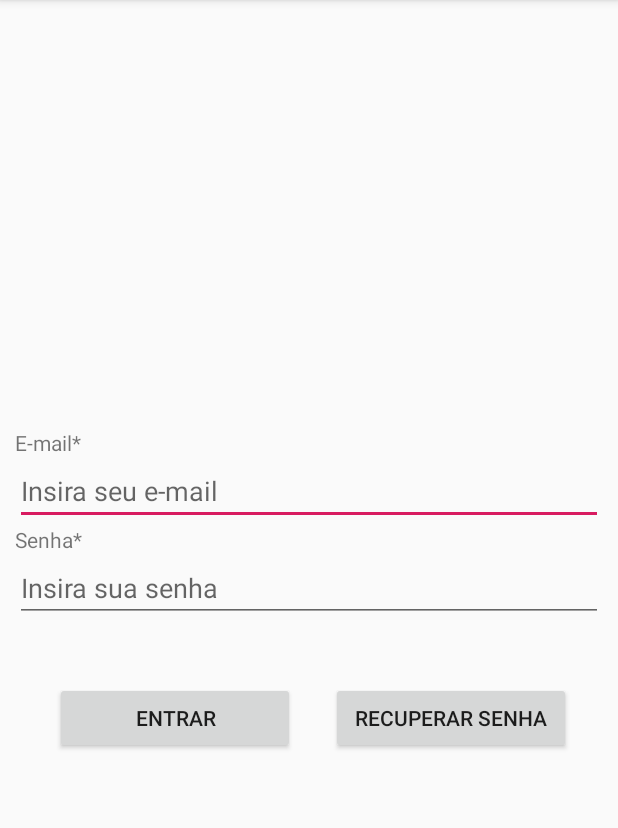
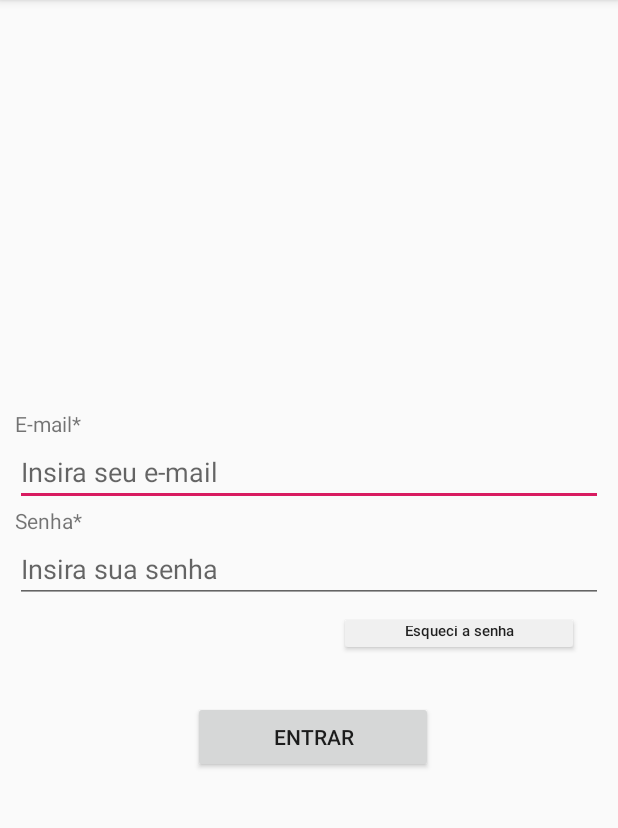
Before and after one commit to Bthais/ProjetoAppCuriai, an Android app: the screen it shows after launch (LoginEmailActivity), after a tap on "ENTRE", on a phone screen of 412 x 824 dp, the part 84-912 px from its top. Run offline under Robolectric (Android 15) with nearby library versions, the phone set to English and light mode, and no system bars; our stand-ins replace Firebase (no records; nobody signed in at launch, a user with empty details on screens opened directly); 1 statement that could not run was skipped.

Commit message:
Consertos na tela de cadastro e login e implementação do botão de recuperação de senha

```diff
--- a/app/src/main/AndroidManifest.xml
+++ b/app/src/main/AndroidManifest.xml
@@ -13,6 +13,8 @@
         <activity android:name=".CadastrarActivity" />
         <activity android:name=".LoginEmailActivity" />
         <activity android:name=".Perfil_activity" />
+        <activity android:name=".MainActivityLogado"
+            android:theme="@style/AppTheme.NoActionBar"/>
         <activity
             android:name=".MainActivity"
             android:label="@string/app_name"
--- a/app/src/main/java/com/example/projetoappcuriai/MainActivity.java
+++ b/app/src/main/java/com/example/projetoappcuriai/MainActivity.java
@@ -2,6 +2,7 @@ package com.example.projetoappcuriai;
 
 import android.content.Intent;
 import android.os.Bundle;
+import android.support.annotation.NonNull;
 import android.support.design.widget.FloatingActionButton;
 import android.support.design.widget.Snackbar;
 import android.view.View;
@@ -14,13 +15,19 @@ import android.support.v7.widget.Toolbar;
 import android.view.Menu;
 import android.view.MenuItem;
 import android.widget.Button;
+import android.widget.Toast;
 
 import com.google.firebase.auth.FirebaseAuth;
+import com.google.firebase.auth.FirebaseUser;
 
 public class MainActivity extends AppCompatActivity
         implements NavigationView.OnNavigationItemSelectedListener, View.OnClickListener {
 
     private Button button_login, button_cadastrar;
+    private FirebaseAuth auth;
+    private FirebaseUser user;
+
+    private  FirebaseAuth.AuthStateListener authStateListener;
 
 
     @Override
@@ -45,6 +52,34 @@ public class MainActivity extends AppCompatActivity
 
         button_login.setOnClickListener(this);
         button_cadastrar.setOnClickListener(this);
+
+        auth = FirebaseAuth.getInstance();
+
+        estadoAutenticacao();
+    }
+
+    private void estadoAutenticacao(){
+
+        authStateListener = new FirebaseAuth.AuthStateListener() {
+            @Override
+            public void onAuthStateChanged(@NonNull FirebaseAuth firebaseAuth) {
+
+                FirebaseUser user = firebaseAuth.getCurrentUser();
+
+                if(user!=null){
+
+                    Toast.makeText(getBaseContext(),"usuario" + user.getEmail() + "está logado" , Toast.LENGTH_LONG).show();
+
+                    //aqui posso colocar o que o usuario pode fazer se ele estiver logado
+                }else{
+
+                    Toast.makeText(getBaseContext(),"usuario" + "Não está logado" , Toast.LENGTH_LONG).show();
+
+                }
+
+
+            }
+        };
     }
 
     @Override
@@ -88,11 +123,8 @@ public class MainActivity extends AppCompatActivity
         if (id == R.id.nav_home) {
             Intent intent = new Intent(this, MainActivity.class);
             startActivity(intent);
-        } else if (id == R.id.nav_perfil) {
-            Intent intent = new Intent(this, Perfil_activity.class);
-            startActivity(intent);
 
-        } else if (id == R.id.nav_eventos) {
+        } else if (id == R.id.nav_categorias) {
 
         } else if (id == R.id.nav_explorar) {
 
@@ -105,11 +137,13 @@ public class MainActivity extends AppCompatActivity
         } else if (id == R.id.nav_privacidade) {
 
 
-        } else if (id == R.id.nav_sair) {
+        }
+        else if (id == R.id.nav_sair) {
 
             FirebaseAuth.getInstance().signOut();
             finish();
         }
+
 
         DrawerLayout drawer = (DrawerLayout) findViewById(R.id.drawer_layout);
         drawer.closeDrawer(GravityCompat.START);
@@ -123,7 +157,20 @@ public class MainActivity extends AppCompatActivity
 
             case R.id.button_Login:
 
-                startActivity(new Intent(this, LoginEmailActivity.class));
+                user = auth.getCurrentUser();
+
+
+
+                if(user == null){
+
+                    startActivity(new Intent(this, LoginEmailActivity.class));
+
+
+                }else{
+
+                    startActivity(new Intent(this, MainActivityLogado.class));
+                    finish();
+                }
 
                 break;
 
@@ -134,5 +181,23 @@ public class MainActivity extends AppCompatActivity
                 break;
         }
 
+
+    }
+
+    @Override
+    protected void onStart() {
+        super.onStart();
+
+        auth.addAuthStateListener(authStateListener);
+    }
+
+    @Override
+    protected void onStop() {
+        super.onStop();
+
+        if (authStateListener != null){
+
+            auth.removeAuthStateListener(authStateListener);
+        }
     }
 }
--- a/app/src/main/res/layout/activity_loginemail.xml
+++ b/app/src/main/res/layout/activity_loginemail.xml
@@ -4,10 +4,20 @@
     android:layout_height="match_parent"
     xmlns:tools="http://schemas.android.com/tools"
     android:orientation="vertical"
-    android:padding="10dp"
-    android:gravity="center">
+    tools:context=".LoginEmailActivity">
+
+<ScrollView
+    android:layout_width="match_parent"
+    android:layout_height="match_parent">
 
 
+    <LinearLayout
+        android:layout_width="match_parent"
+        android:layout_height="match_parent"
+        android:orientation="vertical"
+        android:padding="10dp"
+        android:layout_gravity="center"
+        android:gravity="center">
 
     <TextView
         android:layout_width="match_parent"
@@ -34,6 +44,19 @@
         android:inputType="textPassword"
         android:hint="Insira sua senha"/>
 
+    <Button
+        android:id="@+id/button_Recuperar"
+        android:layout_width="160dp"
+        android:layout_height="30dp"
+        android:layout_marginTop="5dp"
+        android:layout_marginLeft="100dp"
+        android:layout_marginStart="100dp"
+        android:backgroundTint="#f0f0f0"
+        android:elevation="@android:dimen/thumbnail_height"
+        android:text="@string/recuperar"
+        android:textIsSelectable="true"
+        android:textSize="10sp" />
+
     <LinearLayout
         android:layout_width="match_parent"
         android:layout_height="wrap_content"
@@ -50,28 +73,21 @@
         android:id="@+id/button_EntrarLogin"
         android:layout_width="160dp"
         android:layout_height="wrap_content"
-        android:layout_marginTop="20dp"
+        android:layout_marginTop="10dp"
         android:layout_marginLeft="8dp"
         android:text="@string/entrar" />
 
-        <View
-            android:layout_width="15dp"
-            android:layout_height="1dp"
-            android:layout_weight="1"/>
 
-    <Button
-        android:id="@+id/button_Recuperar"
-        android:layout_width="160dp"
-        android:layout_height="wrap_content"
-        android:layout_marginTop="20dp"
-        android:text="@string/recuperar" />
 
         <View
             android:layout_width="2dp"
             android:layout_height="1dp"
             android:layout_weight="1"/>
 
+
+</LinearLayout>
     </LinearLayout>
 
+</ScrollView>
 
 </LinearLayout>
--- a/app/src/main/res/layout/content_main.xml
+++ b/app/src/main/res/layout/content_main.xml
@@ -6,4 +6,8 @@
     android:layout_height="match_parent"
     app:layout_behavior="@string/appbar_scrolling_view_behavior"
     tools:context=".MainActivity"
-    tools:showIn="@layout/app_bar_main"/>
+    tools:showIn="@layout/app_bar_main">
+
+
+
+    </LinearLayout>
--- a/app/src/main/res/values/strings.xml
+++ b/app/src/main/res/values/strings.xml
@@ -20,7 +20,7 @@
     <string name="cadastro">Cadastre-se</string>
     <string name="cancelar">Cancelar</string>
     <string name="entrar">Entrar</string>
-    <string name="recuperar">Recuperar senha</string>
+    <string name="recuperar">Esqueci a senha</string>
     <string name="email">E-mail*</string>
     <string name="senha">Senha*</string>
     <string name="repetir_senha">Repita senha*</string>
```
Also changed, not shown: app/src/main/java/com/example/projetoappcuriai/CadastrarActivity.java (+11 -44 lines), app/src/main/java/com/example/projetoappcuriai/LoginEmailActivity.java (+44 -42 lines), app/src/main/java/com/example/projetoappcuriai/MainActivityLogado.java (added, +118 -0 lines), app/src/main/java/com/example/projetoappcuriai/Util.java (added, +67 -0 lines), app/src/main/res/layout/activity_cadastrar.xml (+19 -4 lines), app/src/main/res/layout/activity_main_logado.xml (added, +27 -0 lines), app/src/main/res/layout/nav_header_main.xml (+7 -0 lines), app/src/main/res/menu/activity_main_drawer.xml (+34 -4 lines), app/src/main/res/menu/activity_main_drawer_logado.xml (+38 -10 lines).
